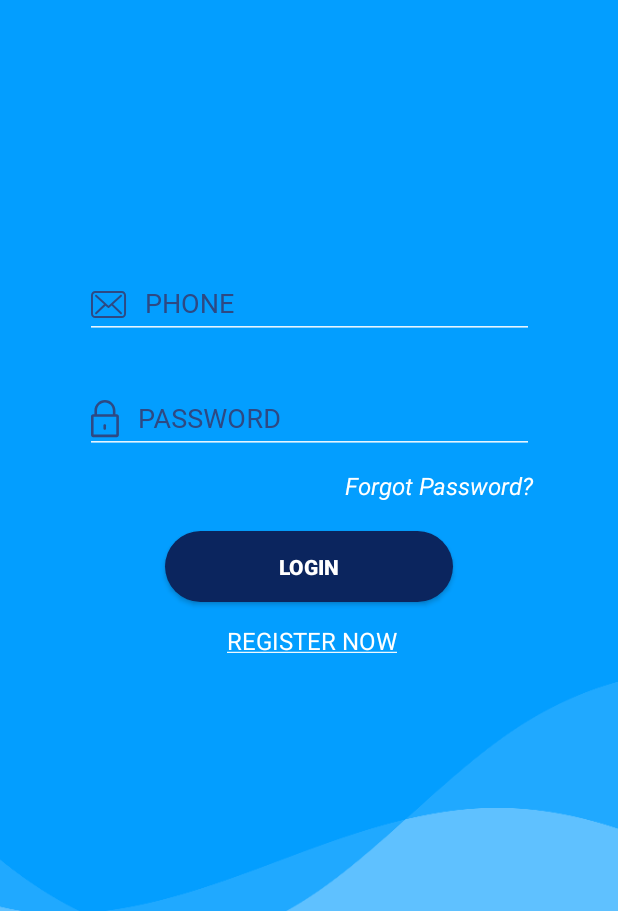
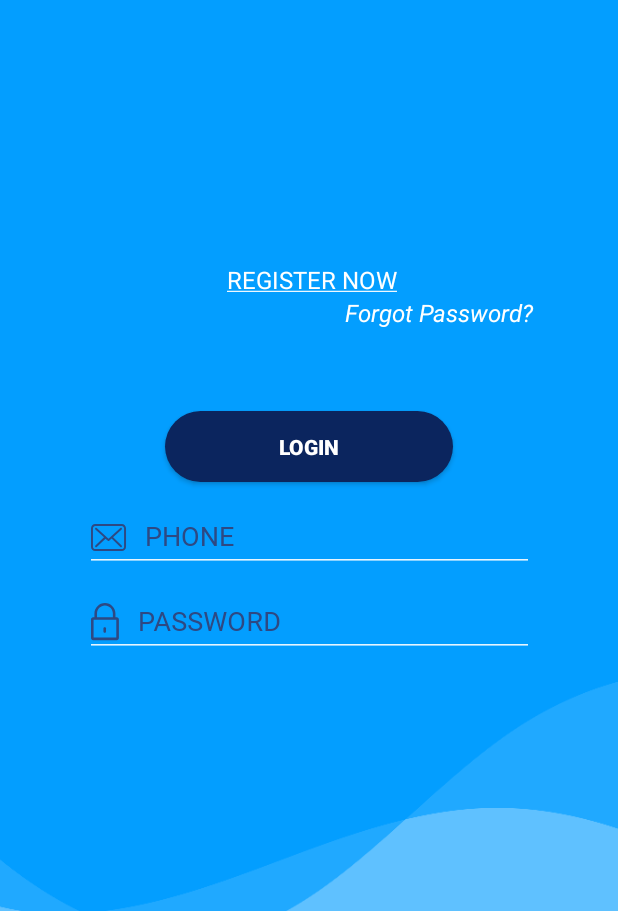
Before and after one commit to nobeldhar/One-Minute-Help, an Android app: the screen it shows after launch (OneMinuteHelpActivity), on a phone screen of 412 x 824 dp, the part 325-1236 px from its top. Run offline under Robolectric (Android 15) with nearby library versions, the phone set to English and light mode, and no system bars; our stand-ins replace Dagger/Hilt's generated code, data binding, navigation-ui; 4 statements that could not run were skipped.

Commit message:
Login Complete

```diff
--- a/app/src/main/AndroidManifest.xml
+++ b/app/src/main/AndroidManifest.xml
@@ -2,6 +2,7 @@
 <manifest xmlns:android="http://schemas.android.com/apk/res/android"
     package="com.decimalab.minutehelp">
 
+    <uses-permission android:name="android.permission.INTERNET"/>
     <application
         android:name=".OneMinuteHelpApp"
         android:allowBackup="true"
--- a/app/src/main/java/com/decimalab/minutehelp/data/remote/responses/LoginResponse.kt
+++ b/app/src/main/java/com/decimalab/minutehelp/data/remote/responses/AuthResponse.kt
@@ -1,8 +1,10 @@
+package com.decimalab.minutehelp.data.remote.responses
 import com.google.gson.annotations.SerializedName
 
 
 
-data class LoginResponse (
+
+data class AuthResponse (
 
 		@SerializedName("status") val status : Boolean,
 		@SerializedName("code") val code : Int,
--- a/app/src/main/java/com/decimalab/minutehelp/data/remote/responses/User.kt
+++ b/app/src/main/java/com/decimalab/minutehelp/data/remote/responses/User.kt
@@ -1,3 +1,4 @@
+package com.decimalab.minutehelp.data.remote.responses
 import com.google.gson.annotations.SerializedName
 
 /*
--- a/app/src/main/java/com/decimalab/minutehelp/data/remote/sources/AuthRemoteDataSource.kt
+++ b/app/src/main/java/com/decimalab/minutehelp/data/remote/sources/AuthRemoteDataSource.kt
@@ -3,7 +3,9 @@ package com.decimalab.minutehelp.data.remote.sources
 import com.decimalab.minutehelp.data.remote.services.AuthService
 import com.decimalab.minutehelp.data.remote.sources.BaseDataSource
 import javax.inject.Inject
+import javax.inject.Singleton
 
+@Singleton
 class AuthRemoteDataSource @Inject constructor(
     private val authService: AuthService
 ): BaseDataSource() {
--- a/app/src/main/java/com/decimalab/minutehelp/data/repository/AuthRepository.kt
+++ b/app/src/main/java/com/decimalab/minutehelp/data/repository/AuthRepository.kt
@@ -1,7 +1,5 @@
 package com.decimalab.minutehelp.data.repository
 
-import LoginResponse
-import User
 import com.decimalab.minutehelp.data.remote.services.AuthService
 import com.decimalab.minutehelp.data.remote.sources.AuthRemoteDataSource
 import com.decimalab.minutehelp.utils.*
--- a/app/src/main/java/com/decimalab/minutehelp/data/repository/LoginRepository.kt
+++ /dev/null
@@ -1,4 +0,0 @@
-package com.decimalab.minutehelp.data.repository
-
-class LoginRepository {
-}
--- a/app/src/main/java/com/decimalab/minutehelp/di/module/AppModule.kt
+++ b/app/src/main/java/com/decimalab/minutehelp/di/module/AppModule.kt
@@ -82,7 +82,7 @@ class AppModule {
 
     @Provides
     @Singleton
-    fun provideSharedPreference(application: Application): SharedPreferences? {
+    fun provideSharedPreference(@NonNull application: Application): SharedPreferences {
         return application.getSharedPreferences("one_minute_help_shared_pref", Context.MODE_PRIVATE)
     }
 
--- a/app/src/main/java/com/decimalab/minutehelp/di/module/FragmentBuilderModule.kt
+++ b/app/src/main/java/com/decimalab/minutehelp/di/module/FragmentBuilderModule.kt
@@ -2,6 +2,7 @@ package com.decimalab.minutehelp.di.module
 
 import com.decimalab.minutehelp.ui.forgotpassword.ForgotPasswordFragment
 import com.decimalab.minutehelp.ui.gallery.GalleryFragment
+import com.decimalab.minutehelp.ui.home.HomeFragment
 import com.decimalab.minutehelp.ui.login.LoginFragment
 import com.decimalab.minutehelp.ui.register.RegisterFragment
 import com.decimalab.minutehelp.ui.slideshow.SlideshowFragment
@@ -27,5 +28,8 @@ abstract class FragmentBuilderModule {
     @ContributesAndroidInjector
     abstract fun contributeForgotPassFragment(): ForgotPasswordFragment
 
+    @ContributesAndroidInjector
+    abstract fun contributeHOmeFragment(): HomeFragment
+
 
 }
--- a/app/src/main/java/com/decimalab/minutehelp/ui/login/LoginFragment.kt
+++ b/app/src/main/java/com/decimalab/minutehelp/ui/login/LoginFragment.kt
@@ -1,10 +1,12 @@
 package com.decimalab.minutehelp.ui.login
 
 import android.os.Bundle
+import android.util.Log
 import android.view.LayoutInflater
 import android.view.View
 import android.view.ViewGroup
 import android.widget.TextView
+import android.widget.Toast
 import androidx.appcompat.app.AppCompatActivity
 import androidx.databinding.DataBindingUtil
 import androidx.fragment.app.viewModels
@@ -13,8 +15,10 @@ import androidx.navigation.fragment.findNavController
 import com.decimalab.minutehelp.R
 import com.decimalab.minutehelp.databinding.FragmentLoginBinding
 import com.decimalab.minutehelp.factory.AppViewModelFactory
+import com.decimalab.minutehelp.utils.Resource
 import com.decimalab.minutehelp.utils.ViewUtils
 import dagger.android.support.DaggerFragment
+import kotlinx.android.synthetic.main.fragment_login.*
 import javax.inject.Inject
 
 class LoginFragment : DaggerFragment() {
@@ -32,7 +36,42 @@ class LoginFragment : DaggerFragment() {
 
         binding = DataBindingUtil.inflate(inflater, R.layout.fragment_login, container, false)
         binding.fragment = this
+        binding.viewModel = loginViewModel
         return binding.root
+    }
+
+    override fun onViewCreated(view: View, savedInstanceState: Bundle?) {
+        super.onViewCreated(view, savedInstanceState)
+        loginViewModel.getLoginResult.observe(viewLifecycleOwner, Observer {
+            when (it.status) {
+                Resource.Status.SUCCESS -> {
+                    progresVisibility(View.GONE)
+                    val response = it.data
+                    if (response != null) {
+                        if (response.data.code == 200 and response.data.status){
+                            Toast.makeText(requireContext(), response.data.email, Toast.LENGTH_SHORT).show()
+                        } else if(response.data.code == 400){
+                            val message = response.messages.toString()
+                            Toast.makeText(requireContext(), it.message, Toast.LENGTH_SHORT).show()
+                        }
+
+                    }
+                }
+                Resource.Status.ERROR -> {
+                    progresVisibility(View.GONE)
+                    Log.d(Companion.TAG, "onActivityCreated: " + it.message)
+                    Toast.makeText(requireContext(), it.message, Toast.LENGTH_SHORT).show()
+                }
+
+                Resource.Status.LOADING ->
+                    progresVisibility(View.VISIBLE)
+
+            }
+        })
+    }
+
+    private fun progresVisibility(visible: Int) {
+        binding.loginProgressBar.visibility = visible
     }
 
     fun onRegisterClicked(){
@@ -45,4 +84,8 @@ class LoginFragment : DaggerFragment() {
         ViewUtils.hideToolbar(requireActivity())
         ViewUtils.hideStatusBar(requireActivity())
     }
+
+    companion object {
+        private const val TAG = "LoginFragment"
+    }
 }
--- a/app/src/main/res/layout/fragment_login.xml
+++ b/app/src/main/res/layout/fragment_login.xml
@@ -1,5 +1,7 @@
 <?xml version="1.0" encoding="utf-8"?>
-<layout>
+<layout xmlns:android="http://schemas.android.com/apk/res/android"
+    xmlns:app="http://schemas.android.com/apk/res-auto"
+    xmlns:tools="http://schemas.android.com/tools">
 
     <data>
 
@@ -11,13 +13,22 @@
             type="com.decimalab.minutehelp.ui.login.LoginViewModel" />
     </data>
 
-    <androidx.constraintlayout.widget.ConstraintLayout xmlns:android="http://schemas.android.com/apk/res/android"
-        xmlns:app="http://schemas.android.com/apk/res-auto"
-        xmlns:tools="http://schemas.android.com/tools"
+    <androidx.constraintlayout.widget.ConstraintLayout
         android:layout_width="match_parent"
         android:layout_height="match_parent"
         android:background="@drawable/bg"
         tools:context=".ui.login.LoginFragment">
+
+        <ProgressBar
+            android:id="@+id/loginProgressBar"
+            android:visibility="gone"
+            tools:visibility="visible"
+            android:layout_width="wrap_content"
+            android:layout_height="wrap_content"
+            app:layout_constraintBottom_toBottomOf="parent"
+            app:layout_constraintEnd_toEndOf="parent"
+            app:layout_constraintStart_toStartOf="parent"
+            app:layout_constraintTop_toTopOf="parent" />
 
         <TextView
             android:id="@+id/tv_login"
@@ -44,6 +55,7 @@
             app:layout_constraintTop_toBottomOf="@+id/tv_login" />
 
         <LinearLayout
+            android:id="@+id/linearLayout"
             android:layout_width="330dp"
             android:layout_height="wrap_content"
             android:layout_centerInParent="true"
@@ -53,91 +65,6 @@
             app:layout_constraintEnd_toEndOf="parent"
             app:layout_constraintStart_toStartOf="parent"
             app:layout_constraintTop_toBottomOf="@+id/iv_logo">
-
-            <com.decimalab.minutehelp.ui.widget.CustomTextViewInputLayout
-                android:layout_width="match_parent"
-                android:layout_height="wrap_content"
-                android:textColorHint="@color/hintColorBlue"
-                app:font_type="Roboto-Medium"
-                app:hintTextAppearance="@style/HintStyleBlue">
-
-                <com.google.android.material.textfield.TextInputEditText
-                    android:id="@+id/et_email_phone"
-                    android:layout_width="match_parent"
-                    android:layout_height="wrap_content"
-                    android:drawablePadding="12dp"
-                    android:fontFamily="@font/roboto_regular"
-                    android:hint="PHONE"
-                    android:inputType="textEmailAddress"
-                    android:maxLines="1"
-                    android:singleLine="true"
-                    android:textColor="@color/colorWhiteAlpha"
-                    app:drawableLeftCompat="@drawable/selector_email" />
-            </com.decimalab.minutehelp.ui.widget.CustomTextViewInputLayout>
-
-
-            <View
-                android:layout_width="0dp"
-                android:layout_height="20dp" />
-
-            <com.decimalab.minutehelp.ui.widget.CustomTextViewInputLayout
-                android:layout_width="match_parent"
-                android:layout_height="wrap_content"
-                android:textColorHint="@color/hintColorBlue"
-                app:font_type="Roboto-Medium"
-                app:hintTextAppearance="@style/HintStyleBlue">
-
-                <com.google.android.material.textfield.TextInputEditText
-                    android:id="@+id/et_password"
-                    android:layout_width="match_parent"
-                    android:layout_height="wrap_content"
-                    android:drawablePadding="12dp"
-                    android:fontFamily="@font/roboto_regular"
-                    android:hint="PASSWORD"
-                    android:inputType="textPassword"
-                    android:maxLines="1"
-                    android:singleLine="true"
-                    android:textColor="@color/colorWhiteAlpha"
-                    app:drawableLeftCompat="@drawable/selector_password" />
-            </com.decimalab.minutehelp.ui.widget.CustomTextViewInputLayout>
-
-
-            <View
-                android:layout_width="0dp"
-                android:layout_height="10dp" />
-
-            <TextView
-                android:id="@+id/tv_forgot_password"
-                android:layout_width="wrap_content"
-                android:layout_height="wrap_content"
-                android:layout_gravity="end"
-                android:clickable="true"
-                android:focusable="true"
-                android:text="@string/forgot_password"
-                android:textAppearance="@style/Base.TextAppearance.AppCompat.Subhead"
-                android:textColor="@color/white"
-                android:textStyle="italic" />
-
-            <View
-                android:layout_width="0dp"
-                android:layout_height="15dp" />
-
-            <androidx.appcompat.widget.AppCompatButton
-                android:id="@+id/btn_login"
-                android:layout_width="200dp"
-                android:layout_height="55dp"
-                android:layout_gravity="center"
-                android:layout_marginLeft="-4dp"
-                android:layout_marginRight="-4dp"
-                android:background="@drawable/btn_rounded_accent"
-                android:text="@string/login"
-                android:textAllCaps="false"
-                android:textColor="@android:color/white"
-                android:textStyle="bold" />
-
-            <View
-                android:layout_width="0dp"
-                android:layout_height="5dp" />
 
             <LinearLayout
                 android:layout_width="match_parent"
@@ -159,6 +86,94 @@
 
             </LinearLayout>
 
+
+            <TextView
+                android:id="@+id/tv_forgot_password"
+                android:layout_width="wrap_content"
+                android:layout_height="wrap_content"
+                android:layout_gravity="end"
+                android:clickable="true"
+                android:focusable="true"
+                android:text="@string/forgot_password"
+                android:textAppearance="@style/Base.TextAppearance.AppCompat.Subhead"
+                android:textColor="@color/white"
+                android:textStyle="italic" />
+
+            <View
+                android:layout_width="0dp"
+                android:layout_height="20dp" />
+
+
+            <View
+                android:layout_width="0dp"
+                android:layout_height="15dp" />
+
+            <View
+                android:layout_width="0dp"
+                android:layout_height="5dp" />
+
+            <View
+                android:layout_width="0dp"
+                android:layout_height="10dp" />
+
+            <androidx.appcompat.widget.AppCompatButton
+                android:id="@+id/btn_login"
+                android:layout_width="200dp"
+                android:layout_height="55dp"
+                android:layout_gravity="center"
+                android:layout_marginLeft="-4dp"
+                android:layout_marginRight="-4dp"
+                android:background="@drawable/btn_rounded_accent"
+                android:onClick="@{() -> viewModel.onLoginClicked()}"
+                android:text="@string/login"
+                android:textAllCaps="false"
+                android:textColor="@android:color/white"
+                android:textStyle="bold" />
+
+            <com.decimalab.minutehelp.ui.widget.CustomTextViewInputLayout
+                android:layout_width="match_parent"
+                android:layout_height="wrap_content"
+                android:textColorHint="@color/hintColorBlue"
+                app:font_type="Roboto-Medium"
+                app:hintTextAppearance="@style/HintStyleBlue">
+
+                <com.google.android.material.textfield.TextInputEditText
+                    android:id="@+id/et_email_phone"
+                    android:layout_width="match_parent"
+                    android:layout_height="wrap_content"
+                    android:drawablePadding="12dp"
+                    android:fontFamily="@font/roboto_regular"
+                    android:hint="PHONE"
+                    android:inputType="textEmailAddress"
+                    android:maxLines="1"
+                    android:singleLine="true"
+                    android:text="@={viewModel.phone}"
+                    android:textColor="@color/colorWhiteAlpha"
+                    app:drawableLeftCompat="@drawable/selector_email" />
+            </com.decimalab.minutehelp.ui.widget.CustomTextViewInputLayout>
+
+            <com.decimalab.minutehelp.ui.widget.CustomTextViewInputLayout
+                android:layout_width="match_parent"
+                android:layout_height="wrap_content"
+                android:textColorHint="@color/hintColorBlue"
+                app:font_type="Roboto-Medium"
+                app:hintTextAppearance="@style/HintStyleBlue">
+
+                <com.google.android.material.textfield.TextInputEditText
+                    android:id="@+id/et_password"
+                    android:layout_width="match_parent"
+                    android:layout_height="wrap_content"
+                    android:drawablePadding="12dp"
+                    android:fontFamily="@font/roboto_regular"
+                    android:hint="PASSWORD"
+                    android:inputType="textPassword"
+                    android:maxLines="1"
+                    android:singleLine="true"
+                    android:text="@={viewModel.pass}"
+                    android:textColor="@color/colorWhiteAlpha"
+                    app:drawableLeftCompat="@drawable/selector_password" />
+            </com.decimalab.minutehelp.ui.widget.CustomTextViewInputLayout>
+
         </LinearLayout>
 
 
--- a/app/src/main/res/navigation/mobile_navigation.xml
+++ b/app/src/main/res/navigation/mobile_navigation.xml
@@ -15,6 +15,9 @@
             app:destination="@id/nav_register"
             app:enterAnim="@android:anim/slide_in_left"
             app:exitAnim="@android:anim/slide_out_right" />
+        <action
+            android:id="@+id/action_nav_login_to_nav_home"
+            app:destination="@id/nav_home" />
     </fragment>
 
     <fragment
@@ -50,4 +53,8 @@
         android:name="com.decimalab.minutehelp.ui.forgotpassword.ForgotPasswordFragment"
         android:label="Forgot Password"
         tools:layout="@layout/fragment_forgot_password" />
+    <fragment
+        android:id="@+id/nav_home"
+        android:name="com.decimalab.minutehelp.ui.home.HomeFragment"
+        android:label="Home" />
 </navigation>
```
Also changed, not shown: app/src/main/java/com/decimalab/minutehelp/data/remote/RequestInterceptor.kt (+0 -7 lines), app/src/main/java/com/decimalab/minutehelp/data/remote/services/AuthService.kt (+6 -3 lines), app/src/main/java/com/decimalab/minutehelp/ui/home/HomeFragment.kt (+13 -2 lines), app/src/main/java/com/decimalab/minutehelp/ui/login/LoginViewModel.kt (+19 -3 lines), app/src/main/java/com/decimalab/minutehelp/utils/DataAccessStrategy.kt (+4 -4 lines), app/src/main/java/com/decimalab/minutehelp/utils/SharedPrefsHelper.kt (+10 -13 lines), app/src/main/java/com/decimalab/minutehelp/utils/Validator.kt (added, +44 -0 lines), app/src/main/res/layout/fragment_home.xml (+10 -2 lines).
